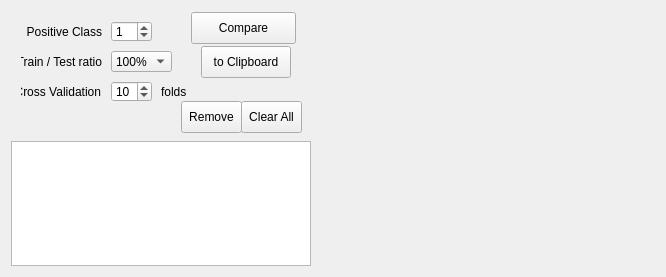
Old version of the form MLDemos/optsCompare.ui in the repository b4silio/MLDemos.
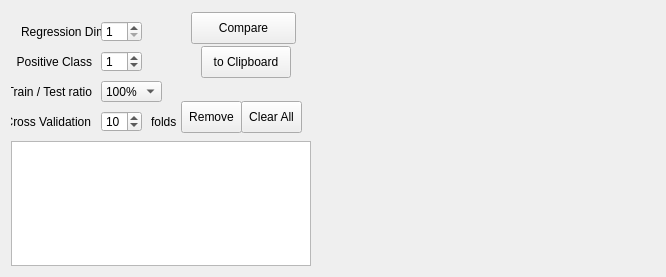
New version of the form.

Commit message: - Added the possibility to select the dimension for regression output - Gotten regression to work on multi-dimensional data - Added the possibility to NOT have a class label in the CSV data import panel

The edit to the form file:
```diff
--- a/MLDemos/optsCompare.ui
+++ b/MLDemos/optsCompare.ui
@@ -59,8 +59,8 @@
         </property>
         <property name="geometry">
          <rect>
-          <x>10</x>
-          <y>40</y>
+          <x>0</x>
+          <y>70</y>
           <width>81</width>
           <height>21</height>
          </rect>
@@ -83,8 +83,8 @@
         </property>
         <property name="geometry">
          <rect>
-          <x>100</x>
-          <y>40</y>
+          <x>90</x>
+          <y>70</y>
           <width>61</width>
           <height>21</height>
          </rect>
@@ -148,8 +148,8 @@
         </property>
         <property name="geometry">
          <rect>
-          <x>150</x>
-          <y>70</y>
+          <x>140</x>
+          <y>100</y>
           <width>31</width>
           <height>21</height>
          </rect>
@@ -169,8 +169,8 @@
         </property>
         <property name="geometry">
          <rect>
-          <x>100</x>
-          <y>70</y>
+          <x>90</x>
+          <y>100</y>
           <width>41</width>
           <height>21</height>
          </rect>
@@ -196,8 +196,8 @@
        <widget class="QSpinBox" name="positiveSpin">
         <property name="geometry">
          <rect>
-          <x>100</x>
-          <y>10</y>
+          <x>90</x>
+          <y>40</y>
           <width>41</width>
           <height>21</height>
          </rect>
@@ -220,8 +220,8 @@
        <widget class="QLabel" name="label_20">
         <property name="geometry">
          <rect>
-          <x>10</x>
-          <y>10</y>
+          <x>0</x>
+          <y>40</y>
           <width>81</width>
           <height>21</height>
          </rect>
@@ -244,8 +244,8 @@
         </property>
         <property name="geometry">
          <rect>
-          <x>10</x>
-          <y>70</y>
+          <x>0</x>
+          <y>100</y>
           <width>80</width>
           <height>21</height>
          </rect>
@@ -359,6 +359,58 @@
          <string>Clear All</string>
         </property>
        </widget>
+       <widget class="QLabel" name="label_2">
+        <property name="geometry">
+         <rect>
+          <x>10</x>
+          <y>10</y>
+          <width>80</width>
+          <height>21</height>
+         </rect>
+        </property>
+        <property name="font">
+         <font>
+          <pointsize>9</pointsize>
+         </font>
+        </property>
+        <property name="text">
+         <string>Regression Dim</string>
+        </property>
+       </widget>
+       <widget class="QSpinBox" name="outputDimSpin">
+        <property name="enabled">
+         <bool>true</bool>
+        </property>
+        <property name="geometry">
+         <rect>
+          <x>90</x>
+          <y>10</y>
+          <width>41</width>
+          <height>21</height>
+         </rect>
+        </property>
+        <property name="font">
+         <font>
+          <pointsize>9</pointsize>
+         </font>
+        </property>
+        <property name="toolTip">
+         <string>&lt;!DOCTYPE HTML PUBLIC &quot;-//W3C//DTD HTML 4.0//EN&quot; &quot;http://www.w3.org/TR/REC-html40/strict.dtd&quot;&gt;
+&lt;html&gt;&lt;head&gt;&lt;meta name=&quot;qrichtext&quot; content=&quot;1&quot; /&gt;&lt;style type=&quot;text/css&quot;&gt;
+p, li { white-space: pre-wrap; }
+&lt;/style&gt;&lt;/head&gt;&lt;body style=&quot; font-family:'MS Shell Dlg 2'; font-size:8.25pt; font-weight:400; font-style:normal;&quot;&gt;
+&lt;p style=&quot; margin-top:0px; margin-bottom:0px; margin-left:0px; margin-right:0px; -qt-block-indent:0; text-indent:0px;&quot;&gt;&lt;span style=&quot; font-size:8pt;&quot;&gt;Number of cross-validation folds&lt;/span&gt;&lt;/p&gt;&lt;/body&gt;&lt;/html&gt;</string>
+        </property>
+        <property name="minimum">
+         <number>1</number>
+        </property>
+        <property name="maximum">
+         <number>2</number>
+        </property>
+        <property name="value">
+         <number>1</number>
+        </property>
+       </widget>
       </widget>
      </item>
      <item>
```
The commit also changes 29 other files.
